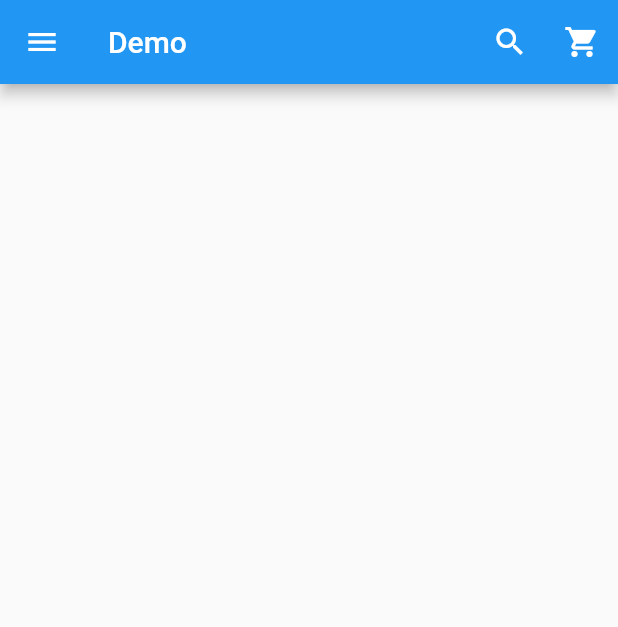
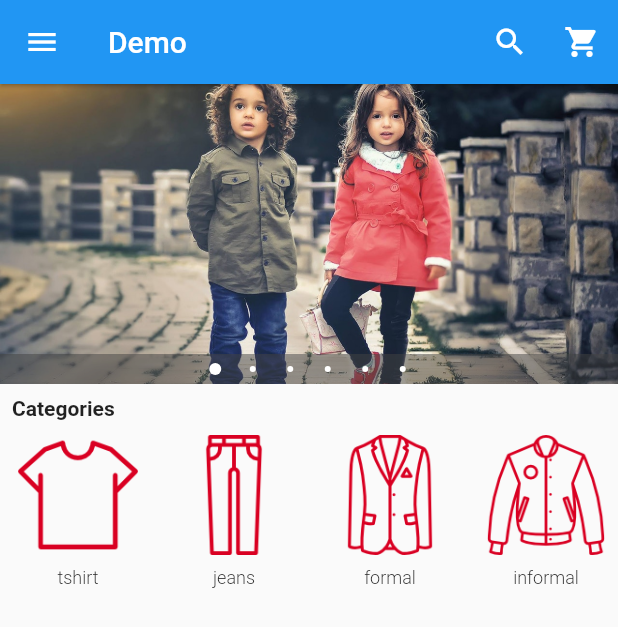
Before and after one commit to Zahid001/Ecommerce_Flutter, a Flutter app: the screen it shows after launch, on a phone screen of 412 x 824 dp. Shown: the top 627 px of the screen. Run offline on Flutter 3.47's test engine with Material 2 defaults, Android fonts, the phone set to English and light mode, and no system bars; drawn by our look-alikes of carousel_pro.

Commit message:
category & carousel added

```diff
--- /dev/null
+++ b/lib/horizontalListView.dart
@@ -0,0 +1,103 @@
+import 'package:flutter/material.dart';
+
+class HorizontalListView extends StatelessWidget {
+  @override
+  Widget build(BuildContext context) {
+    return Container(
+      height: 120,
+      child: ListView(
+        scrollDirection: Axis.horizontal,
+        children: [
+          Category(
+            imageLocation: 'images/cats/tshirt.png',
+            imageCaption: 'tshirt',
+          ),
+          Category(
+            imageLocation: 'images/cats/jeans.png',
+            imageCaption: 'jeans',
+          ),
+          Category(
+            imageLocation: 'images/cats/formal.png',
+            imageCaption: 'formal',
+          ),
+          Category(
+            imageLocation: 'images/cats/informal.png',
+            imageCaption: 'informal',
+          ),
+          Category(
+            imageLocation: 'images/cats/shoe.png',
+            imageCaption: 'Jeans',
+          ),
+          Category(
+            imageLocation: 'images/cats/dress.png',
+            imageCaption: 'dress',
+          ),
+          Category(
+            imageLocation: 'images/cats/accessories.png',
+            imageCaption: 'accessories',
+          ),
+        ],
+      ),
+    );
+  }
+}
+
+class Category extends StatelessWidget {
+  final String imageLocation;
+  final String imageCaption;
+
+  Category({this.imageLocation, this.imageCaption});
+
+  @override
+  Widget build(BuildContext context) {
+    return Padding(
+      padding: const EdgeInsets.all(2.0),
+      child: InkWell(
+        onTap: () {},
+        child: Container(
+            width: 100.0,
+            child: Column(
+              children: [
+                Image.asset(
+                  imageLocation,
+                  width: 100.0,
+                  height: 80.0,
+                ),
+                Container(
+                  alignment: Alignment.topCenter,
+                  child: Padding(
+                    padding: const EdgeInsets.all(8.0),
+                    child: Text(
+                      imageCaption,
+                      style: new TextStyle(
+                        fontSize: 12.0,
+                        fontWeight: FontWeight.w300,
+                      ),
+                    ),
+                  ),
+                )
+              ],
+            )),
+      ),
+    );
+  }
+}
+
+/*
+
+ListTile(
+              title: Image.asset(
+                imageLocation,
+                width: 100.0,
+                height: 80.0,
+              ),
+              subtitle: Container(
+                alignment: Alignment.topCenter,
+                child: Text(
+                  imageCaption,
+                  style: new TextStyle(fontSize: 12.0),
+                ),
+              )),
+
+
+*/
--- a/lib/main.dart
+++ b/lib/main.dart
@@ -1,6 +1,8 @@
 import 'dart:io';
 
+import 'package:e_commerce_app/horizontalListView.dart';
 import 'package:flutter/material.dart';
+import 'package:carousel_pro/carousel_pro.dart';
 
 void main() {
   runApp(HomePage());
@@ -14,9 +16,28 @@ class HomePage extends StatefulWidget {
 class _HomePageState extends State<HomePage> {
   @override
   Widget build(BuildContext context) {
+    Widget image_carousel = Container(
+      height: 200.0,
+      child: Carousel(
+        boxFit: BoxFit.cover,
+        images: [
+          AssetImage('images/c1.jpg'),
+          AssetImage('images/m1.jpeg'),
+          AssetImage('images/m2.jpg'),
+          AssetImage('images/w1.jpeg'),
+          AssetImage('images/w3.jpeg'),
+          AssetImage('images/w4.jpeg'),
+        ],
+        animationCurve: Curves.fastLinearToSlowEaseIn,
+        dotSize: 4,
+        indicatorBgPadding: 6,
+      ),
+    );
+
     return MaterialApp(
       home: Scaffold(
         appBar: AppBar(
+          elevation: 1,
           title: Text('Demo'),
           actions: [
             IconButton(
@@ -105,6 +126,21 @@ class _HomePageState extends State<HomePage> {
             ],
           ),
         ),
+        body: ListView(
+          children: [
+            image_carousel,
+            Padding(
+              padding: const EdgeInsets.all(8.0),
+              child: Text(
+                'Categories',
+                style: TextStyle(
+                  fontWeight: FontWeight.bold,
+                ),
+              ),
+            ),
+            HorizontalListView(),
+          ],
+        ),
       ),
     );
   }
```
Also changed, not shown: lib/products.dart (added, +38 -0 lines), pubspec.yaml (+11 -3 lines), pubspec.lock.
